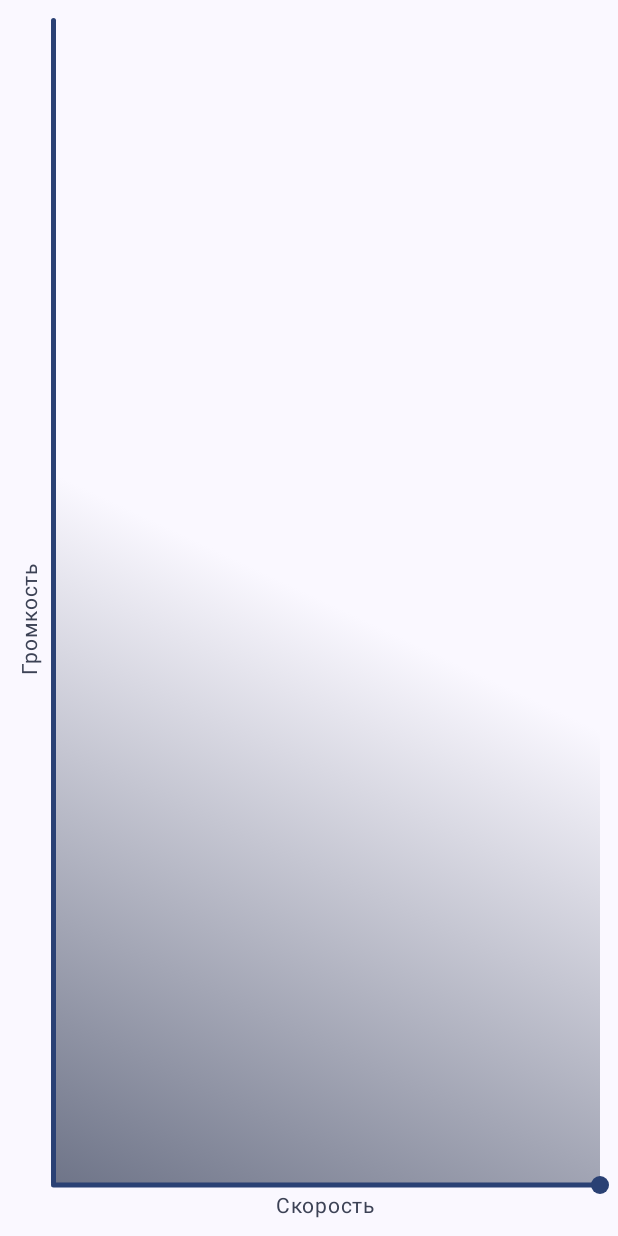
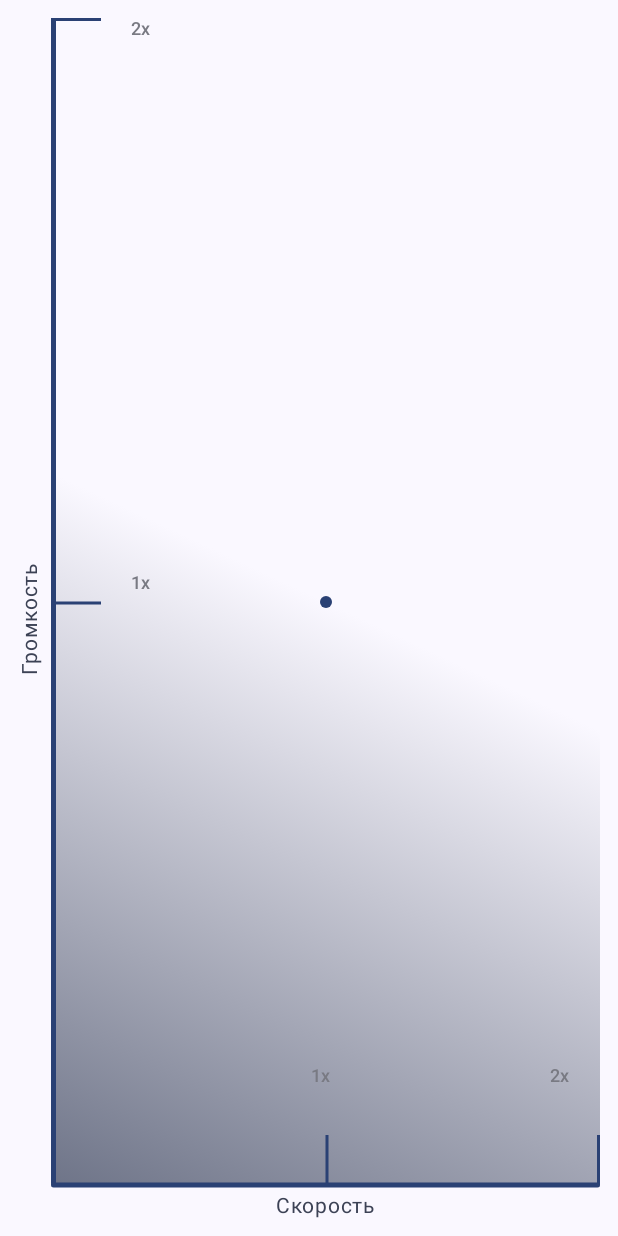
Before and after one commit to kirillNay/SampleRecorder, an Android app built with Jetpack Compose: the @Preview function AudioControllerPreview, on a phone screen of 412 x 824 dp. Run offline under Robolectric (Android 15) with nearby library versions, the phone set to English and light mode, and no system bars.

Commit message:
Draw steps on audio controller panel

```diff
--- a/app/src/main/kotlin/nay/kirill/samplerecorder/presentation/audioController/AudioController.kt
+++ b/app/src/main/kotlin/nay/kirill/samplerecorder/presentation/audioController/AudioController.kt
@@ -1,7 +1,10 @@
+@file:OptIn(ExperimentalTextApi::class)
+
 package nay.kirill.samplerecorder.presentation.audioController
 
 import androidx.compose.foundation.background
 import androidx.compose.foundation.gestures.detectDragGestures
+import androidx.compose.foundation.gestures.detectTapGestures
 import androidx.compose.foundation.layout.Box
 import androidx.compose.foundation.layout.BoxWithConstraints
 import androidx.compose.foundation.layout.Column
@@ -31,6 +34,9 @@ import androidx.compose.ui.input.pointer.pointerInput
 import androidx.compose.ui.layout.layout
 import androidx.compose.ui.platform.LocalDensity
 import androidx.compose.ui.res.stringResource
+import androidx.compose.ui.text.ExperimentalTextApi
+import androidx.compose.ui.text.drawText
+import androidx.compose.ui.text.rememberTextMeasurer
 import androidx.compose.ui.tooling.preview.Preview
 import androidx.compose.ui.unit.dp
 import androidx.compose.ui.unit.round
@@ -78,6 +84,27 @@ fun AudioController(
                 modifier = Modifier
                     .fillMaxSize()
                     .weight(1F)
+            ) {
+                val parentWidthPx = constraints.maxWidth
+                val parentHeightPx = constraints.maxHeight
+
+                val circleDiameter = 8.dp
+                val circleDiameterPx = LocalDensity.current.run { circleDiameter.toPx() }
+
+                val initialX = constraints.maxWidth * state.initialSpeed - circleDiameterPx / 2
+                val initialY = constraints.maxHeight * state.initialVolume - circleDiameterPx / 2
+
+                var offset by remember {
+                    mutableStateOf(Offset(initialX, initialY))
+                }
+
+                val textMeasure = rememberTextMeasurer()
+                val textStyle = MaterialTheme.typography.bodySmall
+                val color = MaterialTheme.colorScheme.outlineVariant
+
+                Box(
+                    modifier = Modifier
+                        .fillMaxSize()
                         .background(
                             Brush.linearGradient(
                                 listOf(
@@ -85,7 +112,7 @@ fun AudioController(
                                     MaterialTheme.colorScheme.background,
                                     MaterialTheme.colorScheme.background
                                 ),
-                            start = Offset(0F,Float.POSITIVE_INFINITY),
+                                start = Offset(0F, Float.POSITIVE_INFINITY),
                                 end = Offset(Float.POSITIVE_INFINITY, 0F)
                             )
                         )
@@ -103,30 +130,73 @@ fun AudioController(
                                 Size(5F, size.height),
                                 CornerRadius(10F)
                             )
+
+                            //drawing steps
+                            drawRoundRect(
+                                primaryColor,
+                                Offset(size.width * state.initialSpeed, size.height - 50F),
+                                Size(3F, 50F)
+                            )
+
+                            drawText(
+                                textMeasurer = textMeasure,
+                                text = state.initialSpeedText,
+                                style = textStyle.copy(color = color),
+                                topLeft = Offset(size.width * state.initialSpeed - 15F, size.height - 120F)
+                            )
+
+                            drawRoundRect(
+                                primaryColor,
+                                Offset(0F, size.height * state.initialVolume),
+                                Size(50F, 3F)
+                            )
+
+                            drawText(
+                                textMeasurer = textMeasure,
+                                text = state.initialVolumeText,
+                                style = textStyle.copy(color = color),
+                                topLeft = Offset(80F, size.height * state.initialVolume - 30F)
+                            )
+
+                            drawRoundRect(
+                                primaryColor,
+                                Offset(size.width - 3F, size.height - 50F),
+                                Size(3F, 50F)
+                            )
+
+                            drawText(
+                                textMeasurer = textMeasure,
+                                text = state.maxSpeedText,
+                                style = textStyle.copy(color = color),
+                                topLeft = Offset(size.width - 50F, size.height - 120F)
+                            )
+
+                            drawRoundRect(
+                                primaryColor,
+                                Offset(0F, 0F),
+                                Size(50F, 3F)
+                            )
+
+                            drawText(
+                                textMeasurer = textMeasure,
+                                text = state.maxVolumeText,
+                                style = textStyle.copy(color = color),
+                                topLeft = Offset(80F, 0F)
+                            )
                         }
-            ) {
-                val parentWidthPx = constraints.maxWidth
-                val parentHeightPx = constraints.maxHeight
-
-                val circleDiameter = 12.dp
-                val circleDiameterPx = LocalDensity.current.run { circleDiameter.toPx() }
-
-                val initialX = constraints.maxWidth * state.initialSpeed - circleDiameterPx / 2
-                val initialY = constraints.maxHeight * state.initialVolume - circleDiameterPx / 2
-
-                var offset by remember {
-                    mutableStateOf(Offset(initialX, initialY))
+                        .pointerInput(Unit) {
+                            detectTapGestures(
+                                onPress = { detectedOffset ->
+                                    offset = detectedOffset
+                                    accept(MainIntent.AudioParams.NewParams(offset.y / parentHeightPx, offset.x / parentWidthPx))
                                 }
-
-                Box(
-                    modifier = Modifier
-                        .offset { offset.round() }
-                        .size(circleDiameter)
-                        .clip(CircleShape)
-                        .background(MaterialTheme.colorScheme.primary)
+                            )
+                        }
                         .pointerInput(Unit) {
                             detectDragGestures(
-                                onDrag = { _, dragAmount ->
+                                onDrag = { change, dragAmount ->
+                                    change.consume()
+
                                     val summed = offset + dragAmount
                                     val x = summed.x.coerceIn(0f, parentWidthPx - circleDiameterPx)
                                     val y = summed.y.coerceIn(0f, parentHeightPx - circleDiameterPx)
@@ -136,7 +206,15 @@ fun AudioController(
                                 }
                             )
                         }
+                ) {
+                    Box(
+                        modifier = Modifier
+                            .offset { offset.round() }
+                            .size(circleDiameter)
+                            .clip(CircleShape)
+                            .background(MaterialTheme.colorScheme.primary)
                     )
+                }
             }
             Text(
                 text = stringResource(id = R.string.speed),
@@ -159,7 +237,7 @@ private fun AudioControllerPreview() {
                 .padding(12.dp)
         ) {
             AudioController(
-                state = AudioControllerState(1F, 1F)
+                state = AudioControllerState(0.5F, 0.5F, "1x", "1x", "2x", "2x")
             ) {}
         }
     }
--- a/app/src/main/kotlin/nay/kirill/samplerecorder/presentation/audioController/AudioControllerState.kt
+++ b/app/src/main/kotlin/nay/kirill/samplerecorder/presentation/audioController/AudioControllerState.kt
@@ -2,5 +2,10 @@ package nay.kirill.samplerecorder.presentation.audioController
 
 data class AudioControllerState(
     val initialVolume: Float,
-    val initialSpeed: Float
+    val initialSpeed: Float,
+
+    val initialVolumeText: String,
+    val initialSpeedText: String,
+    val maxVolumeText: String,
+    val maxSpeedText: String
 )
```
Also changed, not shown: app/src/main/kotlin/nay/kirill/samplerecorder/presentation/MainStateConverter.kt (+6 -2 lines), app/src/main/kotlin/nay/kirill/samplerecorder/presentation/MainUIState.kt (+11 -2 lines), app/src/main/kotlin/nay/kirill/samplerecorder/presentation/MainViewModel.kt (+2 -11 lines). Lines whose indentation alone changed are shown as unchanged.
